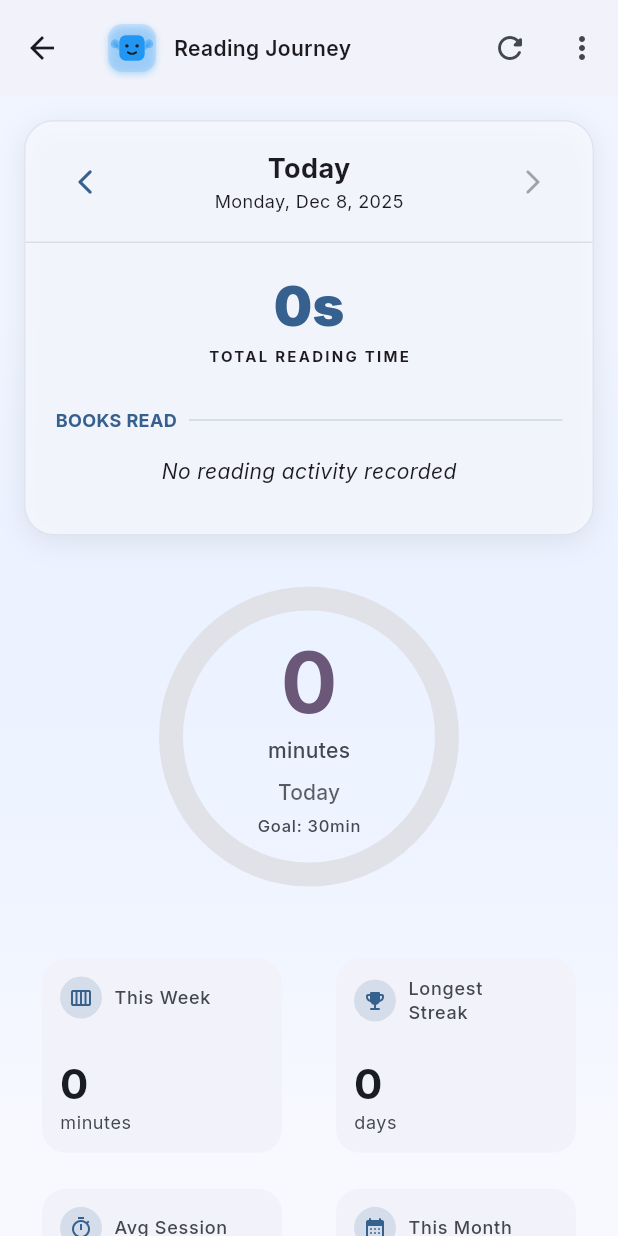
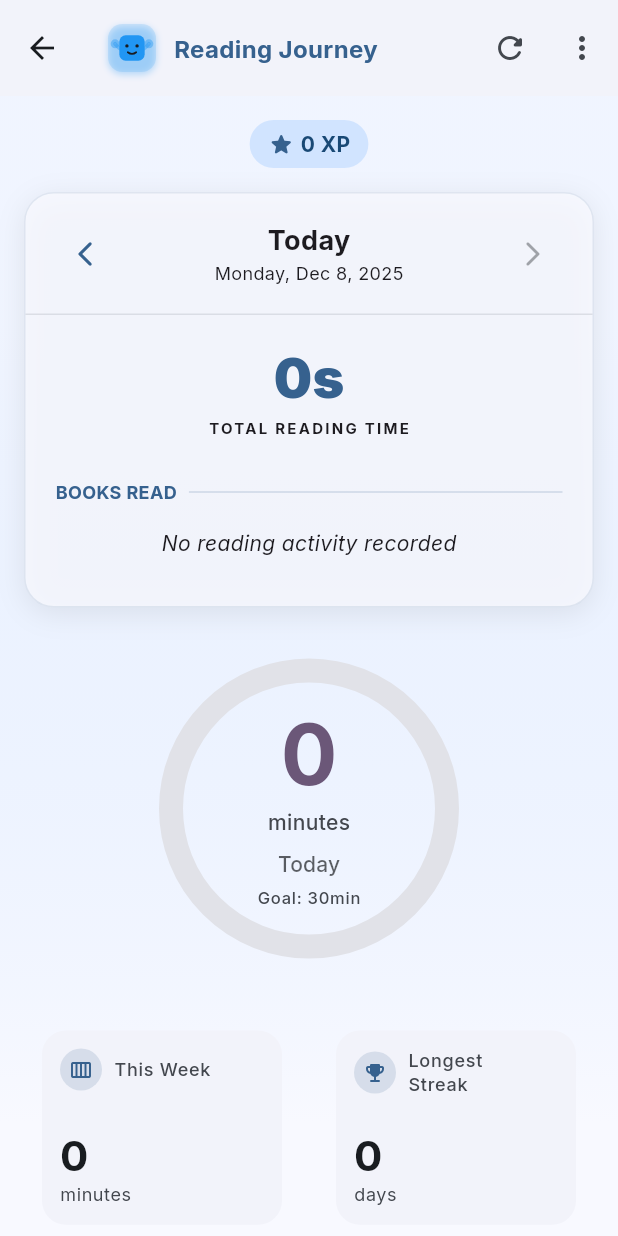
Before and after one commit to rajatmshukla/widdle_reader, a Flutter app: the StatisticsScreen screen opened by its route, on a phone screen of 412 x 824 dp. Run offline on Flutter 3.47's test engine with Material 3 defaults, Android fonts, the phone set to English and light mode, and no system bars; our stand-ins replace audio_service, device_info_plus, file_picker, fl_chart, flutter_colorpicker, flutter_riverpod and 10 more; missing offline and left inert: audio_session, ffmpeg_kit_flutter_new_audio, flutter_media_metadata; accounts and stored records are empty.

Commit message:
feat: v 1.2 Add core audio playback service, player UI, library, and statistics screens.

```diff
--- a/lib/screens/library_screen.dart
+++ b/lib/screens/library_screen.dart
@@ -780,12 +780,6 @@ class _LibraryScreenState extends ConsumerState<LibraryScreen>
                 ],
               ),
               actions: [
-                // XP Badge
-                const Padding(
-                  padding: EdgeInsets.only(right: 6),
-                  child: XPBadge(),
-                ),
-
                 // Sleep Timer button
                 IconButton(
                   icon: CountdownTimerWidget(
--- a/lib/screens/statistics_screen.dart
+++ b/lib/screens/statistics_screen.dart
@@ -13,6 +13,7 @@ import '../theme.dart';
 import 'achievement_gallery_screen.dart';
 import '../widgets/personality_card.dart';
 import '../widgets/challenge_list_widget.dart';
+import '../widgets/xp_badge.dart';
 
 /// Revamped statistics screen with immersive reading journey visualization
 class StatisticsScreen extends StatefulWidget {
@@ -107,8 +108,6 @@ class _StatisticsScreenState extends State<StatisticsScreen> with WidgetsBinding
       final todayStats = await _statsService.getDailyStats(todayString);
       _secondsToday = todayStats.totalSeconds;
 
-
-
     } catch (e) {
       debugPrint('Error loading statistics: $e');
     }
@@ -117,8 +116,6 @@ class _StatisticsScreenState extends State<StatisticsScreen> with WidgetsBinding
       setState(() => _loading = false);
     }
   }
-
-
 
   Future<void> _showSettingsDialog() async {
     int tempGoal = _dailyGoalMinutes;
@@ -183,8 +180,6 @@ class _StatisticsScreenState extends State<StatisticsScreen> with WidgetsBinding
       ),
     );
   }
-
-
 
   Future<void> _showResetDialog() async {
     final confirm = await showDialog<bool>(
@@ -259,7 +254,14 @@ class _StatisticsScreenState extends State<StatisticsScreen> with WidgetsBinding
               child: AppLogo(size: 32, showTitle: false),
             ),
             const SizedBox(width: 12),
-            const Text('Reading Journey'),
+            Text(
+              'Reading Journey',
+              style: TextStyle(
+                fontSize: 16,
+                fontWeight: FontWeight.bold,
+                color: colorScheme.primary,
+              ),
+            ),
           ],
         ),
         actions: [
@@ -311,7 +313,7 @@ class _StatisticsScreenState extends State<StatisticsScreen> with WidgetsBinding
                   children: [
                     Icon(Icons.delete_forever_rounded, color: Colors.red),
                     SizedBox(width: 12),
-                    Text('Reset Statistics'),
+                    Text('Reset Stats', style: TextStyle(color: Colors.red)),
                   ],
                 ),
               ),
@@ -331,6 +333,13 @@ class _StatisticsScreenState extends State<StatisticsScreen> with WidgetsBinding
                   child: Column(
                     crossAxisAlignment: CrossAxisAlignment.center,
                     children: [
+                      // XP Badge - centered at top
+                      const Center(
+                        child: XPBadge(),
+                      ),
+
+                      const SizedBox(height: 16),
+
                       // 1. Date Tracking (Daily Journal)
                       DailyJournalWidget(
                         dailyStats: _dailyStats,
```
Also changed, not shown: lib/screens/simple_player_screen.dart (+9 -0 lines), lib/services/simple_audio_service.dart (+22 -3 lines), 1 other file.
